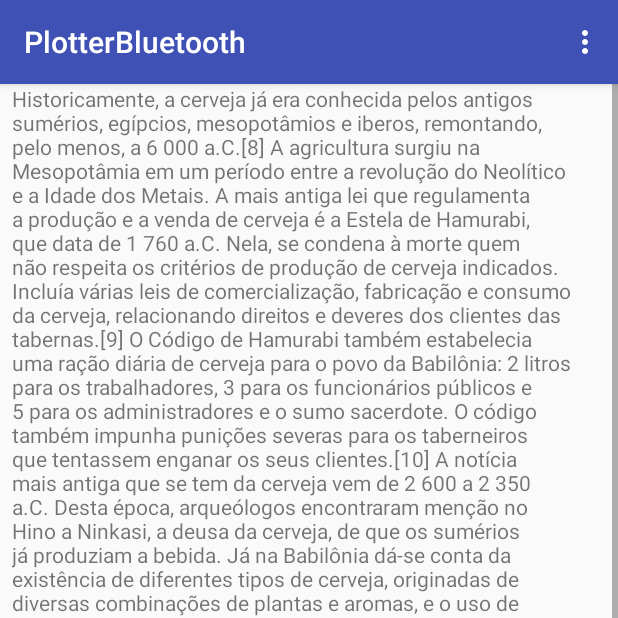
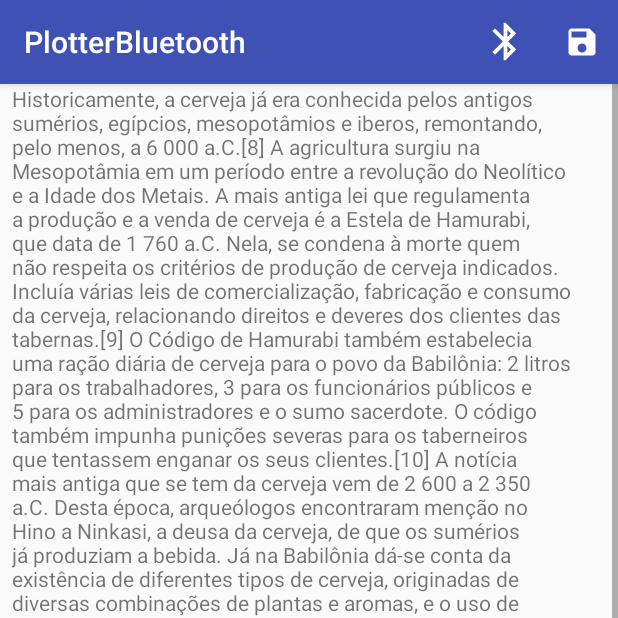
Before and after one commit to luscasos/Plotter, an Android app: the Manual screen opened directly, with no data from a screen before it, on a phone screen of 412 x 824 dp, the top half of it. Run offline under Robolectric (Android 15) with nearby library versions, the phone set to English and light mode, and no system bars.

Commit message:
add icon + fix unbind

```diff
--- /dev/null
+++ b/app/src/main/res/drawable/ic_bluetooth_connected_white_30dp.xml
@@ -0,0 +1,5 @@
+<vector android:height="30dp" android:tint="#FFFFFF"
+    android:viewportHeight="24.0" android:viewportWidth="24.0"
+    android:width="30dp" xmlns:android="http://schemas.android.com/apk/res/android">
+    <path android:fillColor="#FF000000" android:pathData="M7,12l-2,-2 -2,2 2,2 2,-2zM17.71,7.71L12,2h-1v7.59L6.41,5 5,6.41 10.59,12 5,17.59 6.41,19 11,14.41L11,22h1l5.71,-5.71 -4.3,-4.29 4.3,-4.29zM13,5.83l1.88,1.88L13,9.59L13,5.83zM14.88,16.29L13,18.17v-3.76l1.88,1.88zM19,10l-2,2 2,2 2,-2 -2,-2z"/>
+</vector>
--- /dev/null
+++ b/app/src/main/res/drawable/ic_bluetooth_white_30dp.xml
@@ -0,0 +1,5 @@
+<vector android:height="30dp" android:tint="#FFFFFF"
+    android:viewportHeight="24.0" android:viewportWidth="24.0"
+    android:width="30dp" xmlns:android="http://schemas.android.com/apk/res/android">
+    <path android:fillColor="#FF000000" android:pathData="M17.71,7.71L12,2h-1v7.59L6.41,5 5,6.41 10.59,12 5,17.59 6.41,19 11,14.41L11,22h1l5.71,-5.71 -4.3,-4.29 4.3,-4.29zM13,5.83l1.88,1.88L13,9.59L13,5.83zM14.88,16.29L13,18.17v-3.76l1.88,1.88z"/>
+</vector>
--- /dev/null
+++ b/app/src/main/res/drawable/ic_save_white_30dp.xml
@@ -0,0 +1,5 @@
+<vector android:height="24dp" android:tint="#FFFFFF"
+    android:viewportHeight="24.0" android:viewportWidth="24.0"
+    android:width="24dp" xmlns:android="http://schemas.android.com/apk/res/android">
+    <path android:fillColor="#FF000000" android:pathData="M17,3L5,3c-1.11,0 -2,0.9 -2,2v14c0,1.1 0.89,2 2,2h14c1.1,0 2,-0.9 2,-2L21,7l-4,-4zM12,19c-1.66,0 -3,-1.34 -3,-3s1.34,-3 3,-3 3,1.34 3,3 -1.34,3 -3,3zM15,9L5,9L5,5h10v4z"/>
+</vector>
--- a/app/src/main/res/menu/menu.xml
+++ b/app/src/main/res/menu/menu.xml
@@ -1,10 +1,13 @@
 <?xml version="1.0" encoding="utf-8"?>
 <menu xmlns:android="http://schemas.android.com/apk/res/android"
     xmlns:app="http://schemas.android.com/apk/res-auto">
-    <item android:id="@+id/primeiroBotao"
+    <item
+        android:id="@+id/primeiroBotao"
+        android:icon="@drawable/ic_bluetooth_white_30dp"
         android:title="@string/primeiroBotaoAct"
-        app:showAsAction="never"/>
+        app:showAsAction="ifRoom" />
     <item android:id="@+id/segundoBotao"
+        android:icon="@drawable/ic_save_white_30dp"
         android:title="@string/segundoBotaoAct"
-        app:showAsAction="never"/>
+        app:showAsAction="ifRoom"/>
 </menu>
```
Also changed, not shown: app/src/main/java/com/example/lucas/plotterbluetooth/GraphActivity.java (+8 -5 lines), app/src/main/java/com/example/lucas/plotterbluetooth/MainActivity.java (+0 -29 lines), app/src/main/res/drawable/signal.jpg (added).
